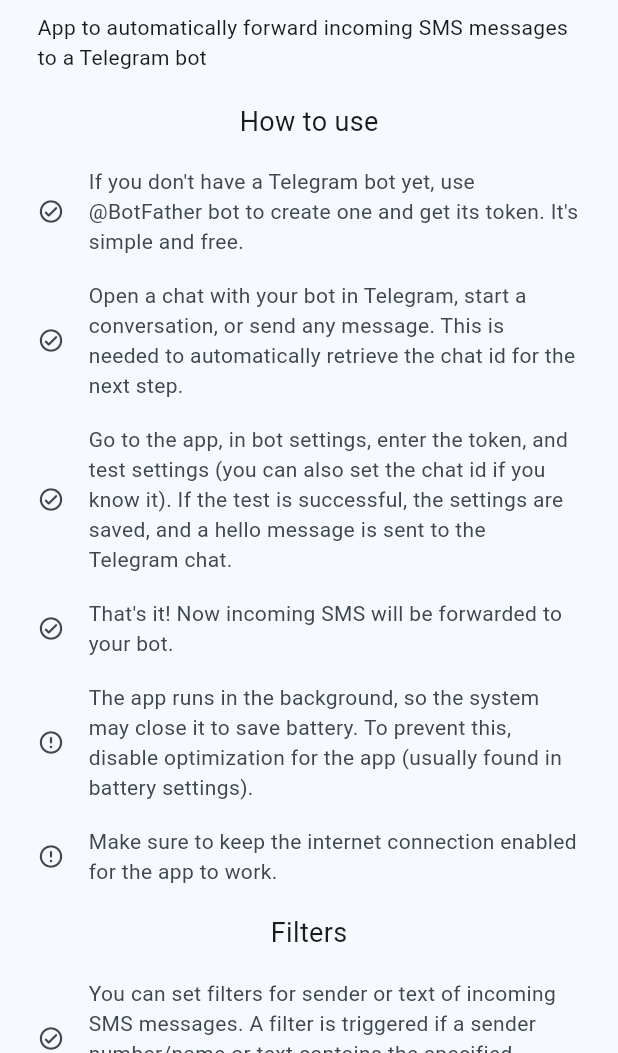
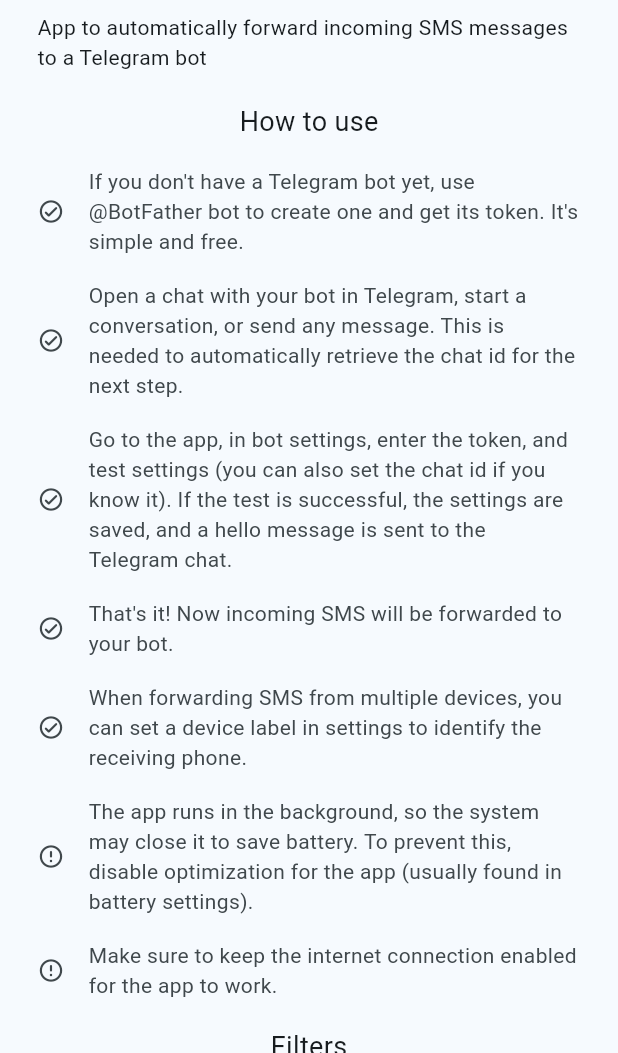
Before and after one commit to teslor/sms-telebot, a Flutter app: the screen it shows after launch, item 3 of the bottom bar chosen, after a tap on the "help outline" icon, on a phone screen of 412 x 824 dp, the part 183-1236 px from its top. Run offline on Flutter 3.47's test engine with Material 3 defaults, Android fonts, the phone set to English and light mode, and no system bars; our stand-ins replace permission_handler, shared_preferences; missing offline and left inert: readsms; generated files the repository leaves out were written again.

Commit message:
Add device label option and related implementation

```diff
--- a/lib/pages/help_page.dart
+++ b/lib/pages/help_page.dart
@@ -15,6 +15,7 @@ class HelpPage extends StatelessWidget {
       AppLocalizations.of(context)!.help_howToUse_02,
       AppLocalizations.of(context)!.help_howToUse_03,
       AppLocalizations.of(context)!.help_howToUse_04,
+      AppLocalizations.of(context)!.help_howToUse_04l,
       AppLocalizations.of(context)!.help_howToUse_05,
       AppLocalizations.of(context)!.help_howToUse_06,
     ];
@@ -56,7 +57,7 @@ class HelpPage extends StatelessWidget {
           const SizedBox(height: 10),
 
           Center(child: Text(AppLocalizations.of(context)!.help_howToUse,style: TextStyle(fontSize: 18, height: 2.5))),
-          GuideList(items: guideItems, warnIndices: [4, 5]),
+          GuideList(items: guideItems, warnIndices: [5, 6]),
 
           Center(child: Text(AppLocalizations.of(context)!.help_filters,style: TextStyle(fontSize: 18, height: 2.5))),
           GuideList(items: filterItems, warnIndices: []),
--- a/lib/pages/settings_page.dart
+++ b/lib/pages/settings_page.dart
@@ -16,6 +16,7 @@ class SettingsPage extends StatefulWidget {
 class _SettingsPageState extends State<SettingsPage> {
   late TextEditingController _botTokenController;
   late TextEditingController _chatIdController;
+  late TextEditingController _deviceLabelController;
 
   bool _isTesting = false;
   bool _isInputChanged = false;
@@ -28,6 +29,7 @@ class _SettingsPageState extends State<SettingsPage> {
     final appState = context.read<AppState>();
     _botTokenController = TextEditingController(text: appState.botToken);
     _chatIdController = TextEditingController(text: appState.chatId);
+    _deviceLabelController = TextEditingController(text: appState.deviceLabel);
     _isBotTokenCorrect = validateBotToken(_botTokenController.text);
   }
 
@@ -35,6 +37,7 @@ class _SettingsPageState extends State<SettingsPage> {
   void dispose() {
     _botTokenController.dispose();
     _chatIdController.dispose();
+    _deviceLabelController.dispose();
     super.dispose();
   }
 
@@ -49,12 +52,15 @@ class _SettingsPageState extends State<SettingsPage> {
     final appState = context.read<AppState>();
     String testBotToken = _botTokenController.text;
     String testChatId = _chatIdController.text;
+    String testDeviceLabel = _deviceLabelController.text;
 
     if (testChatId.isEmpty) testChatId = await getUpdates(testBotToken);
     if (testChatId.isNotEmpty) {
-      final result = await sendMessage(testBotToken, testChatId, mounted ? AppLocalizations.of(context)!.sms_hello : '=^•⩊•^=');
+      String helloMessage = mounted ? AppLocalizations.of(context)!.sms_hello : '=^•⩊•^=';
+      if (testDeviceLabel.isNotEmpty) helloMessage = '$helloMessage <i>($testDeviceLabel)</i>';
+      final result = await sendMessage(testBotToken, testChatId, helloMessage);
       if (result) {
-        await appState.updateBotSettings(testBotToken, testChatId);
+        await appState.updateBotSettings(testBotToken, testChatId, testDeviceLabel);
         setState(() { _isTesting = false; _testResult = true; _chatIdController.text = testChatId; });
         return;
       }
@@ -101,6 +107,26 @@ class _SettingsPageState extends State<SettingsPage> {
             },
           ),
 
+          const SizedBox(height: 20),
+
+          const Divider(),
+
+          const SizedBox(height: 20),
+
+          TextField(
+            controller: _deviceLabelController,
+            decoration: InputDecoration(
+              border: OutlineInputBorder(),
+              labelText: AppLocalizations.of(context)!.settings_deviceLabel,
+              helperText: AppLocalizations.of(context)!.settings_deviceLabelInfo,
+              helperMaxLines: 2,
+              floatingLabelBehavior: FloatingLabelBehavior.always,
+            ),
+            onChanged: (String value) {
+              setState(() { _testResult = null; _isInputChanged = true; });
+            },
+          ),
+
           Spacer(),
 
           ActionButton(
--- a/lib/service.dart
+++ b/lib/service.dart
@@ -36,7 +36,7 @@ Future<String> getUpdates(String? token) async {
 
 Future<bool> sendMessage(String? token, String? chatId, String msg) async {
   if (token == null || chatId == null) return false;
-  final url = 'https://api.telegram.org/bot$token/sendMessage?chat_id=$chatId&text=${Uri.encodeComponent(msg)}';
+  final url = 'https://api.telegram.org/bot$token/sendMessage?chat_id=$chatId&text=${Uri.encodeComponent(msg)}&parse_mode=HTML';
 
   try {
     final response = await http.get(Uri.parse(url));
--- a/lib/state.dart
+++ b/lib/state.dart
@@ -19,6 +19,7 @@ class AppState extends ChangeNotifier {
   Map latestSms = {};
   String? botToken;
   String? chatId;
+  String? deviceLabel;
   int filterMode = 0;
   Map<String, List<String>> filterLists = { for (var key in AppConst.filterKeys) key: [] };
 
@@ -35,8 +36,9 @@ class AppState extends ChangeNotifier {
       _smsPlugin.smsStream.listen((event) async {
         smsReceived++;
 
+        String deviceInfo = deviceLabel!.isNotEmpty ? ' <i>($deviceLabel)</i>' : '';
         bool sendResult = checkFilters(event.sender, event.body) ?
-                          await sendMessage(botToken, chatId, '${appLoc!.sms_from} ${event.sender}:\n${event.body}') : false;
+                          await sendMessage(botToken, chatId, '${appLoc!.sms_from} <b>${event.sender}</b>$deviceInfo:\n${event.body}') : false;
         if (sendResult) smsSentToBot++;
         latestSms = { 'time': event.timeReceived.toString(), 'sender': event.sender, 'sms': event.body, 'sent': sendResult };
         notifyListeners();
@@ -47,6 +49,7 @@ class AppState extends ChangeNotifier {
   Future<void> _loadSettings() async {
     botToken = _prefs?.getString('botToken') ?? '';
     chatId = _prefs?.getString('chatId') ?? '';
+    deviceLabel = _prefs?.getString('deviceLabel') ?? '';
     filterMode = _prefs?.getInt('filterMode') ?? filterMode;
     for (var key in AppConst.filterKeys) {
       filterLists[key] = List<String>.from(jsonDecode(_prefs?.getString(key) ?? '[]'));
@@ -91,11 +94,17 @@ class AppState extends ChangeNotifier {
     }
   }
 
-  Future<void> updateBotSettings(String newBotToken, String newChatId) async {
+  Future<void> updateBotSettings(String newBotToken, String newChatId, String newDeviceLabel) async {
     await _prefs?.setString('botToken', newBotToken);
     await _prefs?.setString('chatId', newChatId);
+    if (newDeviceLabel.isNotEmpty) {
+      await _prefs?.setString('deviceLabel', newDeviceLabel);
+    } else {
+      await _prefs?.remove('deviceLabel');
+    }
     botToken = newBotToken;
     chatId = newChatId;
+    deviceLabel = newDeviceLabel;
     notifyListeners();
   }
 
```
